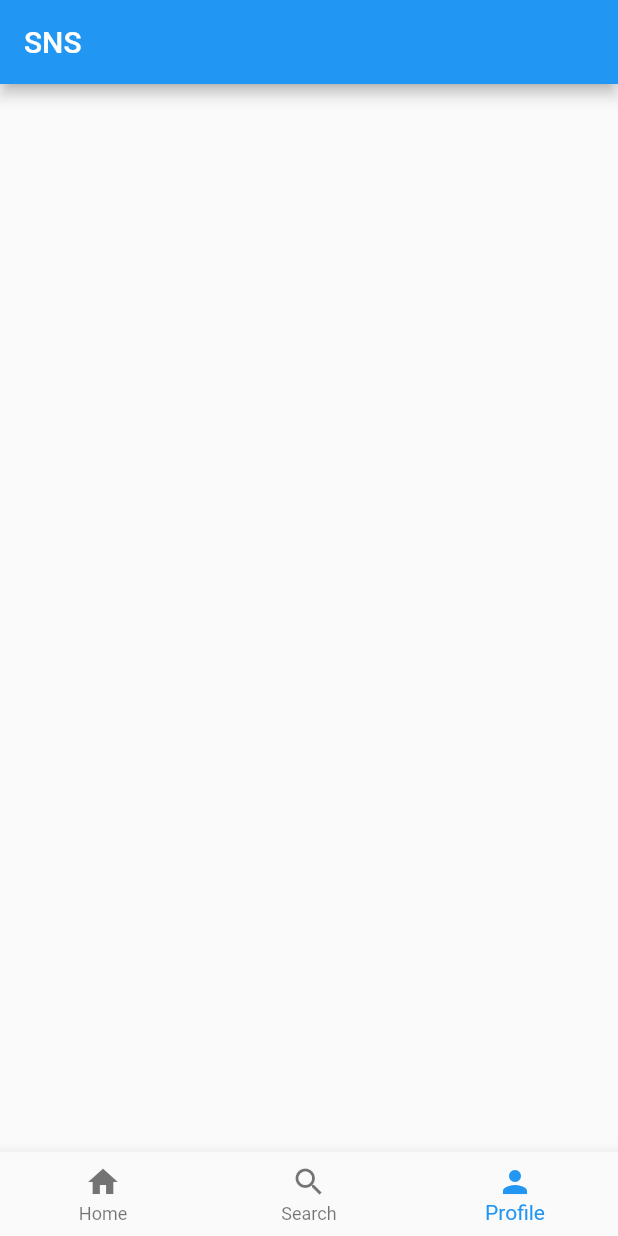
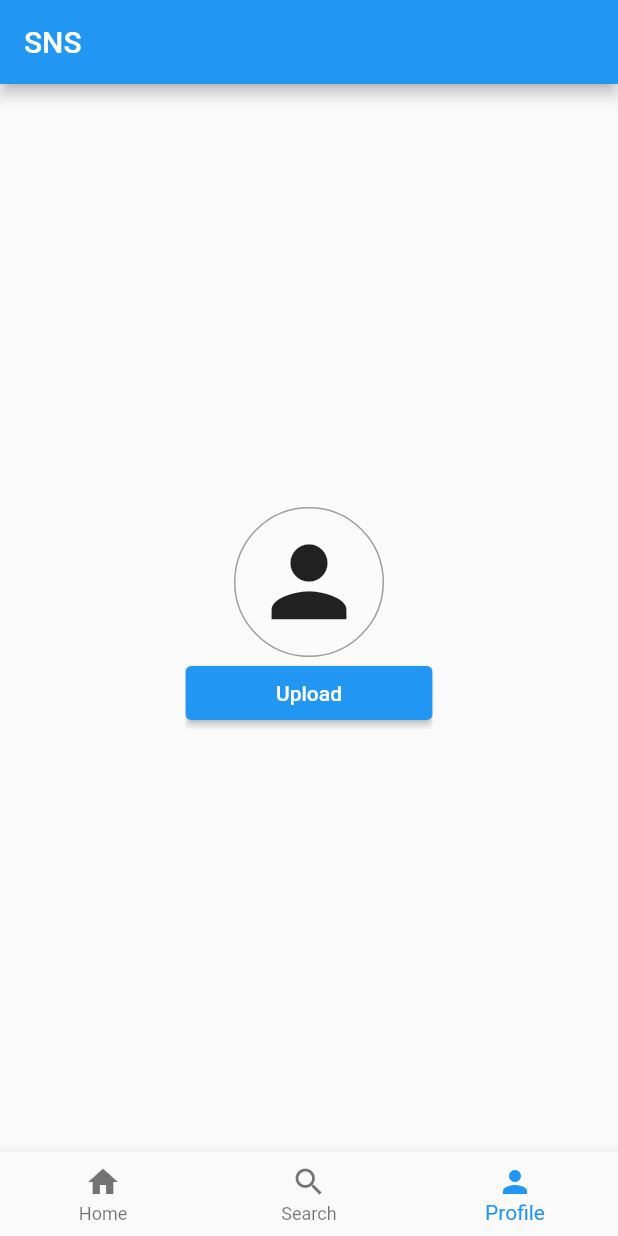
Before and after one commit to Haru-Kobayashi073/SNS-For-Gamers, a Flutter app: the MyHomePage screen opened directly, swiped to page 3, on a phone screen of 412 x 824 dp. Run offline on Flutter 3.47's test engine with Material 2 defaults, Android fonts, the phone set to English and light mode, and no system bars; our stand-ins replace cloud_firestore, firebase_auth, firebase_core, firebase_storage, flutter_riverpod, freezed_annotation and 3 more; accounts and stored records are empty.

Commit message:
プロフィール画像取得 =>　教材のコメントアウト随時追加

```diff
--- /dev/null
+++ b/lib/details/user_image.dart
@@ -0,0 +1,29 @@
+//flutter
+import 'package:flutter/material.dart';
+import 'package:sns_vol2/details/circle_image.dart';
+
+class UserImage extends StatelessWidget {
+  const UserImage({
+    Key? key,
+    required this.length,
+    required this.userImageURL})
+      : super(key: key);
+  final double length;
+  final String userImageURL;
+
+  @override
+  Widget build(BuildContext context) {
+    return userImageURL.isEmpty
+        ? Container(
+            width: length,
+            height: length,
+            decoration: BoxDecoration(
+                shape: BoxShape.circle, border: Border.all(color: Colors.grey)),
+            child: Icon(
+              Icons.person,
+              size: length * 0.75,
+            ),
+          )
+        : CircleImage(length: length, image: NetworkImage(userImageURL));
+  }
+}
--- a/lib/domain/firestore_user/firestore_user.dart
+++ b/lib/domain/firestore_user/firestore_user.dart
@@ -16,6 +16,7 @@ abstract class FirestoreUser with _$FirestoreUser {
 
     required String email,
     required String userName,
+    required String userImageURL,
     required String uid,
   }) = _FirestoreUser;
 
--- a/lib/models/signup_model.dart
+++ b/lib/models/signup_model.dart
@@ -29,6 +29,7 @@ class SignUpModel extends ChangeNotifier {
     final Timestamp now = Timestamp.now();
     final FirestoreUser firestoreUser = FirestoreUser(
       userName: 'Alice',
+      userImageURL: 'aaa',
       uid: uid,
       email: email,
       createdAt: now,
--- a/lib/views/main/profile_screen.dart
+++ b/lib/views/main/profile_screen.dart
@@ -1,23 +1,44 @@
 //flutter
 import 'package:flutter/material.dart';
+import 'package:flutter_riverpod/flutter_riverpod.dart';
 import 'package:sns_vol2/constants/strings.dart';
+import 'package:sns_vol2/details/rounded_button.dart';
+import 'package:sns_vol2/details/user_image.dart';
+import 'package:sns_vol2/models/main/profile_model.dart';
 import 'package:sns_vol2/models/main_model.dart';
 
-class ProfileScreen extends StatelessWidget {
+class ProfileScreen extends ConsumerWidget {
   const ProfileScreen({Key? key, required this.mainModel}) : super(key: key);
   final MainModel mainModel;
 
   @override
-  Widget build(BuildContext context) {
+  Widget build(BuildContext context, WidgetRef ref) {
+    final ProfileModel profileModel = ref.watch(profileProvider);
+
     return Column(
       mainAxisAlignment: MainAxisAlignment.center,
       children: [
-        Container(
-          child: Text(mainModel.firestoreUser.userName,
-          style: TextStyle(fontSize: 40),
-          ),
+      profileModel.croppedFile == null
+          ? Container(
+              alignment: Alignment.center,
+              child: UserImage(
+                length: 100,
+                userImageURL: mainModel.firestoreUser.userImageURL,
+              ),
+            )
+            :ClipRRect(
+          borderRadius: BorderRadius.circular(300.0),
+          child: Image.file(profileModel.croppedFile!),
         ),
-      ],
-    );
+          // : CircleAvatar(
+          //   radius: 160,
+          //   child: Image.file(
+          //     profileModel.croppedFile!)),
+      RoundedButton(
+          onPressed: () async =>await profileModel.uploadUserImage(currentUserDoc: mainModel.currentUserDoc),
+            widthRate: 0.4,
+            color: Colors.blue,
+            text: 'Upload')
+    ]);
   }
 }
--- a/pubspec.yaml
+++ b/pubspec.yaml
@@ -43,7 +43,7 @@ dependencies:
   firebase_analytics: ^10.0.5
   google_fonts: ^3.0.1
   pull_to_refresh: ^2.0.0
-  image_cropper: ^3.0.1
+  image_cropper: ^1.4.1
   shared_preferences: ^2.0.15
   url_launcher: ^6.1.6
   clipboard: ^0.1.3
```
Also changed, not shown: lib/constants/others.dart (+31 -0 lines), lib/constants/strings.dart (+9 -0 lines), lib/details/circle_image.dart (added, +21 -0 lines), lib/models/main/profile_model.dart (added, +46 -0 lines), lib/views/main/home_screen.dart (+7 -2 lines), lib/domain/firestore_user/firestore_user.freezed.dart, lib/domain/firestore_user/firestore_user.g.dart, pubspec.lock, 2 other files.
